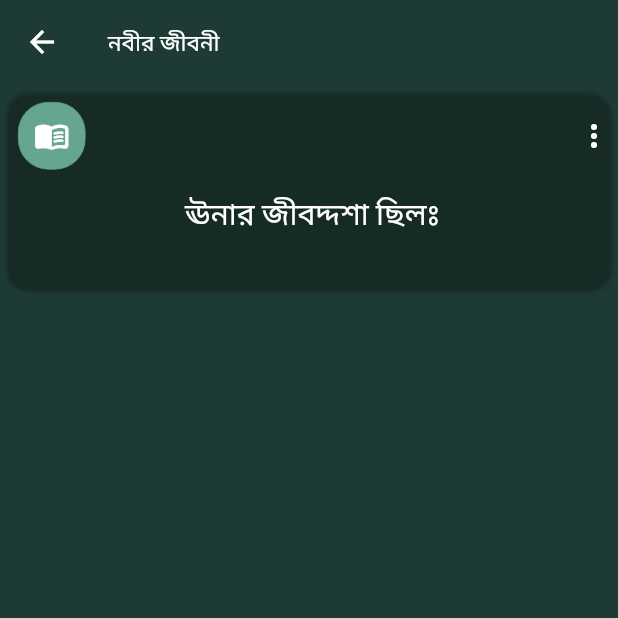
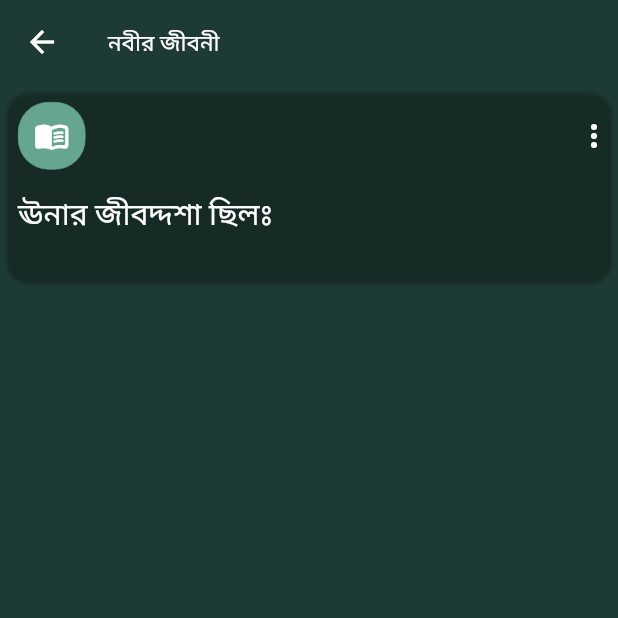
Before and after one commit to SadakatulShakil/Hadis_Collection, a Flutter app: the BiographyDetailsView screen opened directly with empty values, on a phone screen of 412 x 824 dp, the top half of it. Run offline on Flutter 3.47's test engine with Material 2 defaults, Android fonts, the phone set to English and light mode, and no system bars; our stand-ins replace carousel_slider, flutter_svg, geolocator, get, sqflite; missing offline and left inert: flutter_qiblah; accounts and stored records are empty.

```diff
--- a/lib/screens/biography/widget/biography_details_view.dart
+++ b/lib/screens/biography/widget/biography_details_view.dart
@@ -6,6 +6,34 @@ import '../../../utill/color_resources.dart';
 class BiographyDetailsView extends StatelessWidget {
   BiographyDataModel biographyDataList;
   BiographyDetailsView(this.biographyDataList);
+
+  RichText highlightArabicWords(String text) {
+    final arabicRegex = RegExp(r' [^ء-ي0-9 ] ', unicode: true, );
+    final spans = <TextSpan>[];
+
+    // Split the text into segments of Arabic and non-Arabic words
+    final segments = text.split(arabicRegex);
+
+    for (var i = 0; i < segments.length; i++) {
+      final segment = segments[i];
+      final isArabic = arabicRegex.hasMatch(segment);
+
+      spans.add(
+        TextSpan(
+          text: segment,
+          style: TextStyle(
+              fontFamily: 'Arial',
+            color: isArabic ? Colors.black : Colors.white,
+            fontSize: 16,
+              fontWeight: isArabic ? FontWeight.w600 : FontWeight.normal
+            // Add any other styles as needed
+          ),
+        ),
+      );
+    }
+
+    return RichText(text: TextSpan(children: spans));
+  }
 
   @override
   Widget build(BuildContext context) {
@@ -59,14 +87,18 @@ class BiographyDetailsView extends StatelessWidget {
                 Padding(
                   padding: const EdgeInsets.all(8.0),
                   child: Align(
-                    alignment: Alignment.center,
-                      child: Text('ঊনার জীবদ্দশা ছিলঃ ' +biographyDataList.lifetime, textAlign: TextAlign.end, style: TextStyle(fontSize: 20, color: Colors.white,),)),
+                    alignment: Alignment.centerLeft,
+                      child: Text('ঊনার জীবদ্দশা ছিলঃ ' +biographyDataList.lifetime, textAlign: TextAlign.start, style: TextStyle(fontSize: 20, color: Colors.white,),)),
                 ),
                 Padding(
                   padding: const EdgeInsets.only(left: 12.0, right: 8, bottom: 8),
                   child: Align(
                       alignment: Alignment.centerLeft,
-                      child: Text(biographyDataList.biography, style: TextStyle(fontSize: 18, color: Colors.white, fontWeight: FontWeight.w600),)),
+                      child: highlightArabicWords(
+                        biographyDataList.biography,
+                      ),
+                      //Text(biographyDataList.biography, style: TextStyle(fontSize: 16, color: Colors.white),)),
+                )
                 )
               ],
             ),
--- a/lib/screens/hadith_details/widget/details_view.dart
+++ b/lib/screens/hadith_details/widget/details_view.dart
@@ -72,7 +72,7 @@ class HadithDetailsView extends StatelessWidget {
                 padding: const EdgeInsets.all(8.0),
                 child: Align(
                   alignment: Alignment.center,
-                    child: Text(hadithDataList.ar, textAlign: TextAlign.end, style: TextStyle(fontSize: 18, color: Colors.white,),)),
+                    child: Text(hadithDataList.ar, textAlign: TextAlign.end, style: TextStyle(fontSize: 18, color: arabicColor,),)),
               ),
               Padding(
                 padding: const EdgeInsets.only(left: 8.0, right: 8),
--- a/lib/screens/home/home_screen.dart
+++ b/lib/screens/home/home_screen.dart
@@ -3,6 +3,7 @@ import 'dart:math';
 import 'package:al_hadith/screens/dua/dua_screen.dart';
 import 'package:al_hadith/screens/home/widget/banners_view.dart';
 import 'package:al_hadith/screens/home/widget/dashboard_view.dart';
+import 'package:al_hadith/screens/qibla_compass/qibla_compass.dart';
 import 'package:al_hadith/utill/color_resources.dart';
 import 'package:flutter/material.dart';
 import '../../data/helper/database_helper.dart';
@@ -135,7 +136,9 @@ class _HomeScreenState extends State<HomeScreen> {
                         ),
                         GestureDetector(
                           onTap: (){
-
+                            Navigator.of(context).push(MaterialPageRoute(
+                                builder: (context)=> QiblahCompass()
+                            ));
                           },
                           child: Column(
                             mainAxisAlignment: MainAxisAlignment.center,
--- a/lib/utill/color_resources.dart
+++ b/lib/utill/color_resources.dart
@@ -10,3 +10,4 @@ Color primaryColor = Color(0xFF1E3A34);
 Color greyShade = Color(0xFF93B3AA);
 Color accentShade = Color(0xFF78C2A7);
 Color cyanColor = Color(0xFF6D7E6E);
+Color arabicColor = Color(0xFFA4790D);
--- a/pubspec.yaml
+++ b/pubspec.yaml
@@ -53,6 +53,10 @@ dev_dependencies:
   flutter_staggered_grid_view: ^0.4.0
   carousel_slider: ^4.2.1
   flutter_launcher_icons: "^0.13.1"
+  flutter_qiblah: ^2.1.0
+  geolocator: ^9.0.2
+  flutter_svg: ^1.1.6
+
 
 flutter_launcher_icons:
   android: true
```
Also changed, not shown: lib/screens/dua/widget/dua_details_view.dart (+6 -6 lines), lib/screens/home/widget/banners_view.dart (+1 -6 lines), lib/screens/kalima/widget/kalima_details_view.dart (+5 -5 lines), lib/screens/qibla_compass/qibla_compass.dart (added, +137 -0 lines), lib/screens/qibla_compass/widget/loading_indicator.dart (added, +12 -0 lines), lib/screens/qibla_compass/widget/location_error_widget.dart (added, +42 -0 lines), assets/images/compass.png (added), assets/images/needle.png (added), assets/images/qibla_indicator.gif (added), pubspec.lock, 5 other files.
